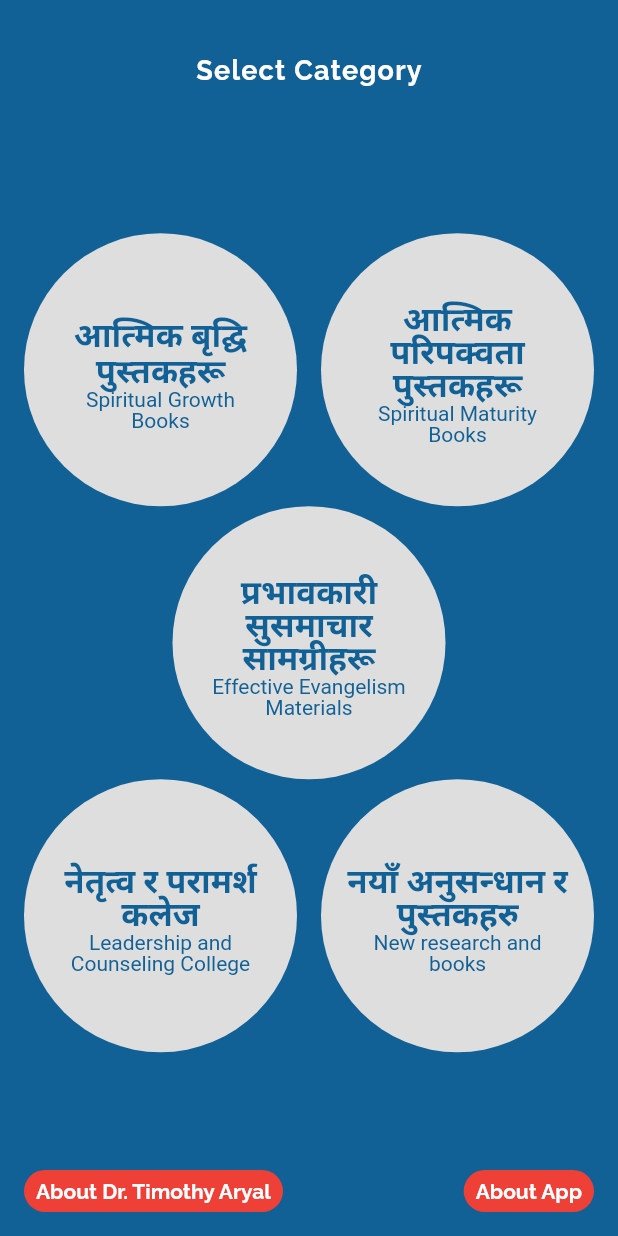
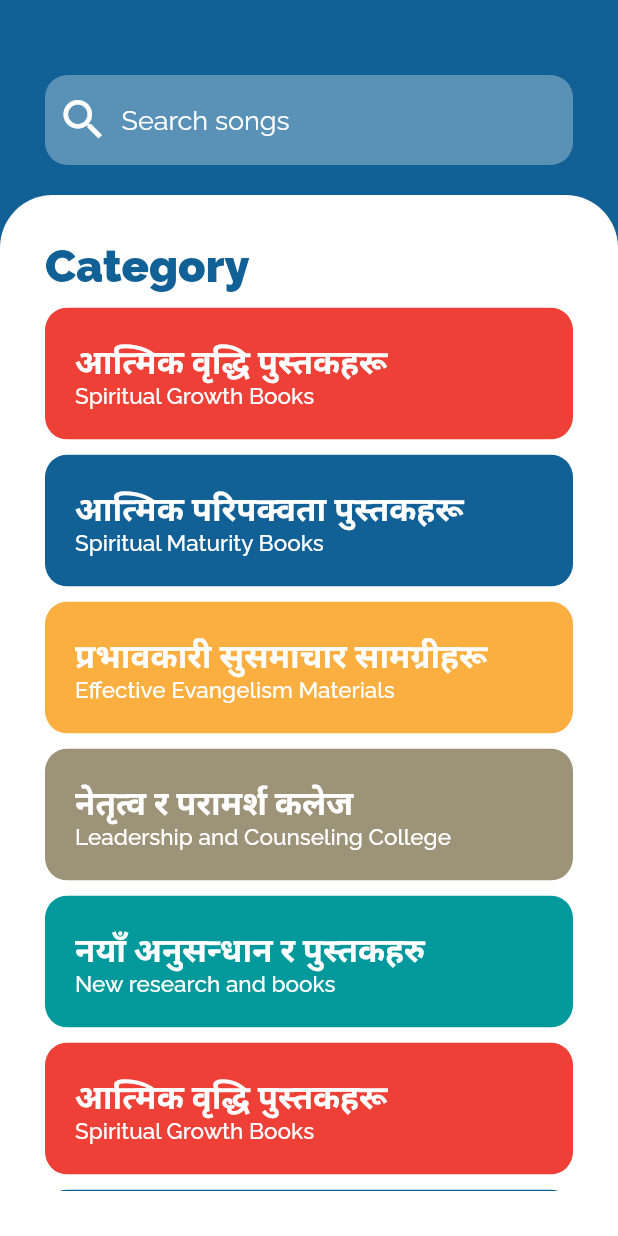
Before and after one commit to AlokMishra01/alc_book, a Flutter app: the OurBook screen opened directly, after a tap on "Next", on a phone screen of 412 x 824 dp. Run offline on Flutter 3.47's test engine with Material 2 defaults, Android fonts, the phone set to English and light mode, and no system bars; our stand-ins replace cached_network_image, cloud_firestore, firebase_auth, firebase_core, flutter_svg, google_fonts and 2 more; missing offline and left inert: flutter_cached_pdfview; accounts and stored records are empty; network calls fail; Roboto replaces fonts that are missing (Khand).

Commit message:
feat: category page design p1

```diff
--- /dev/null
+++ b/lib/src/categories/categories_new.dart
@@ -0,0 +1,197 @@
+import 'package:flutter/material.dart';
+import 'package:google_fonts/google_fonts.dart';
+import 'package:page_transition/page_transition.dart';
+
+import '../constants/books.dart';
+import '../constants/colors.dart';
+import 'category_books.dart';
+
+class CategoryNew extends StatelessWidget {
+  const CategoryNew({super.key});
+
+  @override
+  Widget build(BuildContext context) {
+    return Scaffold(
+      backgroundColor: AppColors.primary,
+      body: Column(
+        crossAxisAlignment: CrossAxisAlignment.stretch,
+        children: [
+          Padding(
+            padding: EdgeInsets.only(top: 50, bottom: 20, left: 30, right: 30),
+            child: Container(
+              height: 60,
+              decoration: BoxDecoration(
+                borderRadius: BorderRadius.circular(15),
+                color: Colors.white.withOpacity(0.3),
+              ),
+              child: const Row(
+                children: [
+                  Padding(
+                    padding: EdgeInsets.all(8.0),
+                    child: Icon(
+                      Icons.search,
+                      color: Colors.white,
+                      size: 35,
+                    ),
+                  ),
+                  Center(
+                    child: Text(
+                      'Search songs',
+                      style: TextStyle(fontSize: 18, color: Colors.white),
+                    ),
+                  ),
+                ],
+              ),
+            ),
+          ),
+          Expanded(
+            child: Container(
+              decoration: BoxDecoration(
+                borderRadius: BorderRadius.only(
+                    topLeft: Radius.circular(35),
+                    topRight: Radius.circular(35)),
+                color: Colors.white,
+              ),
+              child: Padding(
+                padding: EdgeInsets.all(30),
+                child: Column(
+                  crossAxisAlignment: CrossAxisAlignment.start,
+                  children: [
+                    Text(
+                      'Category',
+                      style: GoogleFonts.raleway(
+                          fontSize: 30,
+                          color: AppColors.primary,
+                          fontWeight: FontWeight.w900),
+                    ),
+                    Expanded(
+                      child: ListView(
+                        children: [
+                          CategoryWidget(
+                            title: 'आत्मिक वृद्धि पुस्तकहरू',
+                            subtitle: 'Spiritual Growth Books',
+                            color: AppColors.red,
+                          ),
+                          CategoryWidget(
+                            title: 'आत्मिक परिपक्वता पुस्तकहरू',
+                            subtitle: 'Spiritual Maturity Books',
+                            color: AppColors.primary,
+                          ),
+                          CategoryWidget(
+                            title: 'प्रभावकारी सुसमाचार सामग्रीहरू',
+                            subtitle: 'Effective Evangelism Materials',
+                            color: AppColors.yellow,
+                          ),
+                          CategoryWidget(
+                            title: 'नेतृत्व र परामर्श कलेज',
+                            subtitle: 'Leadership and Counseling College',
+                            color: AppColors.grey,
+                          ),
+                          CategoryWidget(
+                            title: 'नयाँ अनुसन्धान र पुस्तकहरु',
+                            subtitle: 'New research and books',
+                            color: AppColors.skyBlue,
+                          ),
+                          CategoryWidget(
+                            title: 'आत्मिक वृद्धि पुस्तकहरू',
+                            subtitle: 'Spiritual Growth Books',
+                            color: AppColors.red,
+                          ),
+                          CategoryWidget(
+                            title: 'आत्मिक परिपक्वता पुस्तकहरू',
+                            subtitle: 'Spiritual Maturity Books',
+                            color: AppColors.primary,
+                          ),
+                          CategoryWidget(
+                            title: 'प्रभावकारी सुसमाचार सामग्रीहरू',
+                            subtitle: 'Effective Evangelism Materials',
+                            color: AppColors.yellow,
+                          ),
+                          CategoryWidget(
+                            title: 'नेतृत्व र परामर्श कलेज',
+                            subtitle: 'Leadership and Counseling College',
+                            color: AppColors.grey,
+                          ),
+                          CategoryWidget(
+                            title: 'नयाँ अनुसन्धान र पुस्तकहरु',
+                            subtitle: 'New research and books',
+                            color: AppColors.skyBlue,
+                          ),
+                        ],
+                      ),
+                    )
+                  ],
+                ),
+              ),
+            ),
+          )
+        ],
+      ),
+    );
+  }
+}
+
+class CategoryWidget extends StatelessWidget {
+  const CategoryWidget({
+    required this.title,
+    this.subtitle = '',
+    this.color = const Color(0xFF126196),
+    super.key,
+  });
+
+  final Color color;
+  final String title;
+  final String subtitle;
+
+  @override
+  Widget build(BuildContext context) {
+    return Padding(
+      padding: const EdgeInsets.only(top: 10),
+      child: ClipRRect(
+        borderRadius: BorderRadius.circular(15),
+        child: Container(
+          height: 88,
+          decoration: BoxDecoration(
+            color: color,
+          ),
+          child: TextButton(
+            onPressed: () {
+              Navigator.push(
+                context,
+                PageTransition(
+                  type: PageTransitionType.rightToLeft,
+                  child: CategoryBooks(
+                    title: 'आत्मिक बृद्घि पुस्तकहरू '
+                        '(Spiritual Growth Books)',
+                    books: BookList.list1,
+                  ),
+                ),
+              );
+            },
+            child: Padding(
+              padding: const EdgeInsets.only(
+                  top: 12.0, bottom: 12.0, left: 12, right: 12),
+              child: Column(
+                crossAxisAlignment: CrossAxisAlignment.stretch,
+                children: [
+                  Text(
+                    title,
+                    style: GoogleFonts.raleway(
+                        fontSize: 22,
+                        fontWeight: FontWeight.bold,
+                        color: Colors.white),
+                  ),
+                  Expanded(
+                    child: Text(subtitle,
+                        style: GoogleFonts.raleway(
+                            fontSize: 15, color: Colors.white)),
+                  ),
+                ],
+              ),
+            ),
+          ),
+        ),
+      ),
+    );
+  }
+}
--- a/lib/src/constants/colors.dart
+++ b/lib/src/constants/colors.dart
@@ -11,4 +11,6 @@ class AppColors {
   static Color textOne = const Color(0xFF126196);
   static Color textTwo = const Color(0xFF5F5C5C);
   static Color textThree = const Color(0xFFCDCDCD);
+  static Color grey = const Color(0xFF9D9378);
+  static Color skyBlue = const Color(0xFF01999C);
 }
--- a/lib/src/our_books/our_book.dart
+++ b/lib/src/our_books/our_book.dart
@@ -6,6 +6,7 @@ import 'package:flutter/material.dart';
 import 'package:page_transition/page_transition.dart';
 
 import '../categories/categories.dart';
+import '../categories/categories_new.dart';
 
 class OurBook extends StatelessWidget {
   const OurBook({Key? key}) : super(key: key);
@@ -580,7 +581,7 @@ class OurBook extends StatelessWidget {
                         context,
                         PageTransition(
                           type: PageTransitionType.rightToLeft,
-                          child: const Categories(),
+                          child: const CategoryNew(),
                         ),
                       );
                     },
```
